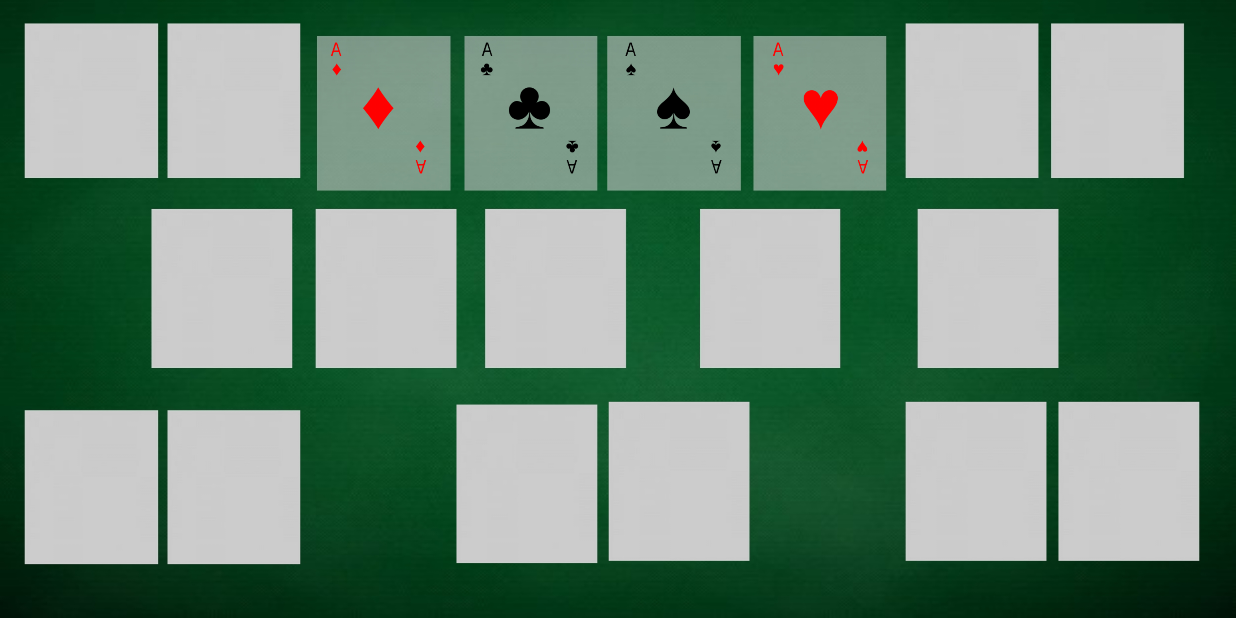
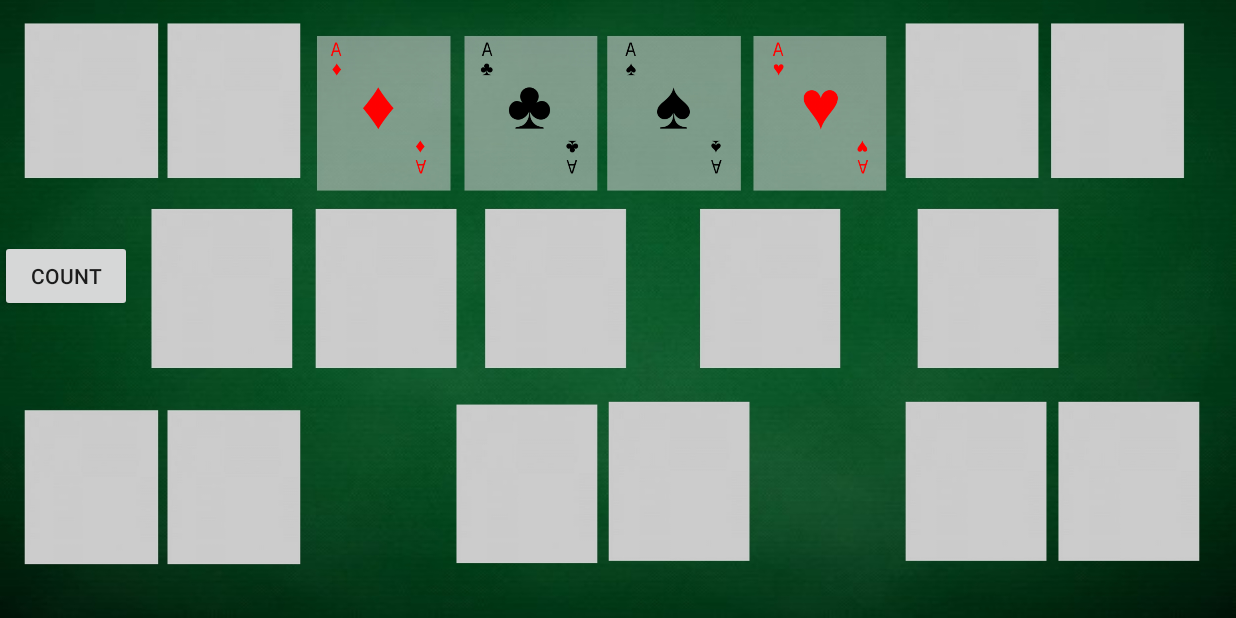
Before and after one commit to lyaksandra/PokerCalculatorimmisso, an Android app: the FourPlayActivity screen opened directly, with no data from a screen before it, on a phone screen of 824 x 412 dp (held sideways). Run offline under Robolectric (Android 15) with nearby library versions, the phone set to English and light mode, and no system bars.

Commit message:
commit49

```diff
--- a/app/src/main/res/layout/activity_four_play.xml
+++ b/app/src/main/res/layout/activity_four_play.xml
@@ -9,6 +9,17 @@
     android:scaleType="fitXY"
     tools:context=".FourPlayActivity"
     android:id="@+id/four_play">
+
+    <Button
+        android:layout_width="wrap_content"
+        android:layout_height="wrap_content"
+        android:text="@string/count"
+        app:layout_constraintBottom_toBottomOf="parent"
+        app:layout_constraintHorizontal_bias="0.0"
+        app:layout_constraintLeft_toLeftOf="parent"
+        app:layout_constraintRight_toRightOf="parent"
+        app:layout_constraintTop_toTopOf="parent"
+        app:layout_constraintVertical_bias="0.44"/>
 
     <ImageView
         android:id="@+id/white0"
--- a/app/src/main/res/values/strings.xml
+++ b/app/src/main/res/values/strings.xml
@@ -11,4 +11,5 @@
 
     <string name="hello_first_fragment">Hello first fragment</string>
     <string name="hello_second_fragment">Hello second fragment. Arg: %1$s</string>
+    <string name="count">Count</string>
 </resources>
```
Also changed, not shown: app/src/main/java/com/example/pokercalculatorimmisso/FourPlayActivity.java (+14 -14 lines).
